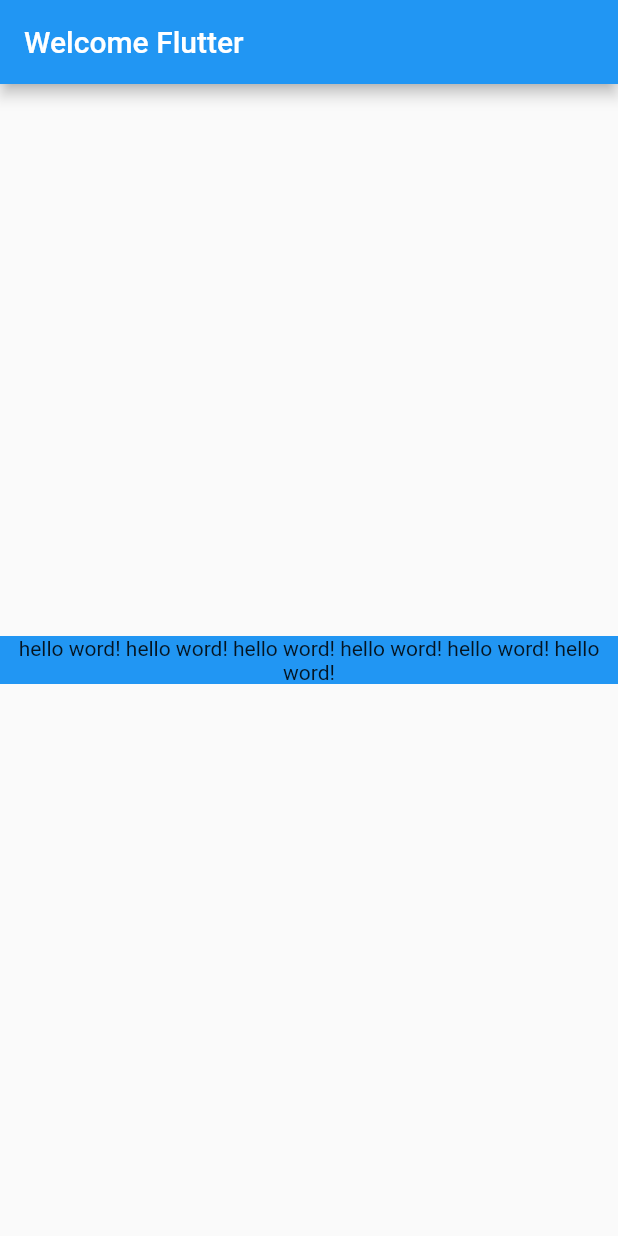
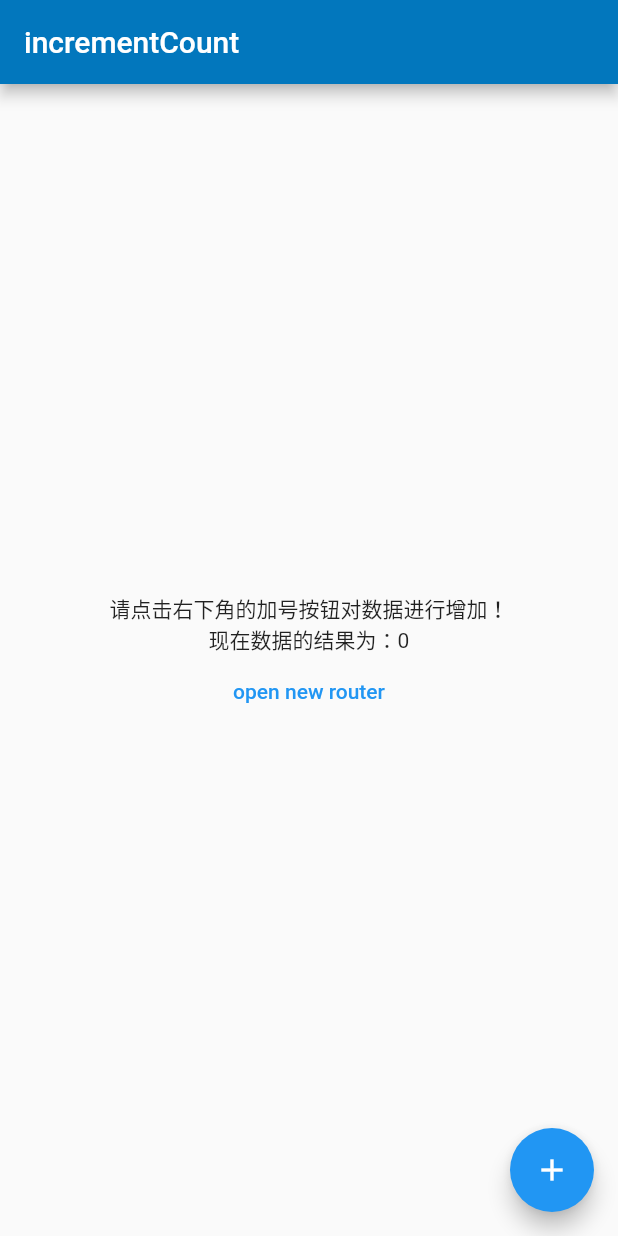
Before and after one commit to weishaoqiang/client, a Flutter app: the screen it shows after launch, on a phone screen of 412 x 824 dp. Run offline on Flutter 3.47's test engine with Material 2 defaults, Android fonts, the phone set to English and light mode, and no system bars.

Commit message:
创建一个路由 new router

```diff
--- a/lib/main.dart
+++ b/lib/main.dart
@@ -10,39 +10,81 @@ class MyApp extends StatelessWidget {
     return MaterialApp(
       title: 'Welcome Fullter!',
       theme: new ThemeData(
-        // brightness: Brightness.light,
-        // primaryColor: Colors.lightBlue[800],
-        // accentColor: Colors.blue,
-        primarySwatch: Colors.blue,
+        brightness: Brightness.light,
+        primaryColor: Colors.lightBlue[800],
+        accentColor: Colors.blue,
       ),
-      home: new MyHomePage(
-        title: 'Welcome Flutter',
+      // 首页路由
+      home: new MyHomePage( title: 'Welcome Flutter' )
+    );
+  }
+}
+
+// 下面实现一个计数器
+class MyHomePage extends StatefulWidget {
+  MyHomePage({Key key, this.title}) : super(key: key);
+  final String title;
+
+  @override
+  _MyHomePageState createState() => new _MyHomePageState();
+}
+
+class _MyHomePageState extends State<MyHomePage> {
+  int _counter = 0;
+  String title = '12';
+  void incrementCounter () {
+    print(title);
+    setState(() {
+      _counter += 10;
+    });
+  }
+  @override
+  Widget build(BuildContext context) {
+    return Scaffold(
+      appBar: AppBar(
+        title: Text('incrementCount'),
+      ),
+      body: Center(
+        child: Column(
+          mainAxisAlignment: MainAxisAlignment.center,
+          children: <Widget>[
+            Text('请点击右下角的加号按钮对数据进行增加！'),
+            Text(
+              '现在数据的结果为：$_counter',
+              textAlign: TextAlign.center,
+              ),
+            FlatButton(
+              child: Text('open new router'),
+              textColor: Colors.blue,
+              onPressed: () {
+                //导航到新路由
+                Navigator.push( context,
+                new MaterialPageRoute(builder: (context) {
+                  return new NewRouter();
+                }));
+              },
+            ),
+          ],
+        ),
+      ),
+      floatingActionButton: new FloatingActionButton(
+        onPressed: incrementCounter,
+        tooltip: 'Increment',
+        child: Icon(Icons.add)
       )
     );
   }
 }
 
-// 页面组件
-class MyHomePage extends StatelessWidget {
-  final String title; // 定义常量title
-  MyHomePage({Key key, @required this.title}) : super(key: key);
-
+class NewRouter extends StatelessWidget {
   @override
   Widget build(BuildContext context) {
     return Scaffold(
       appBar: AppBar(
-        title: Text(title),
+        title: Text('New Router'),
       ),
       body: Center(
-        child: Container(
-          color: Theme.of(context).accentColor,
-          // color: Colors.red,
-          child: new Text(
-            'hello word! hello word! hello word! hello word! hello word! hello word!',
-            textAlign: TextAlign.center,
-            // style: Theme.of(context).textTheme.title,
-          ),
-        ),
+        child: Text('This is new route'),
       ),
     );
   }
```
